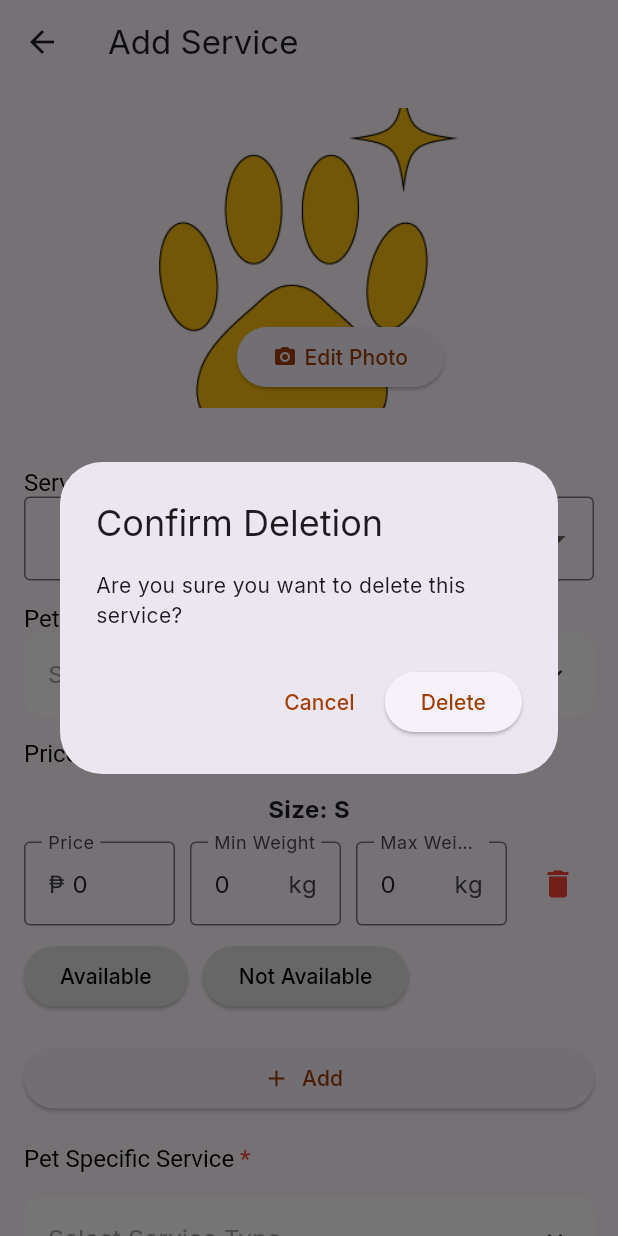
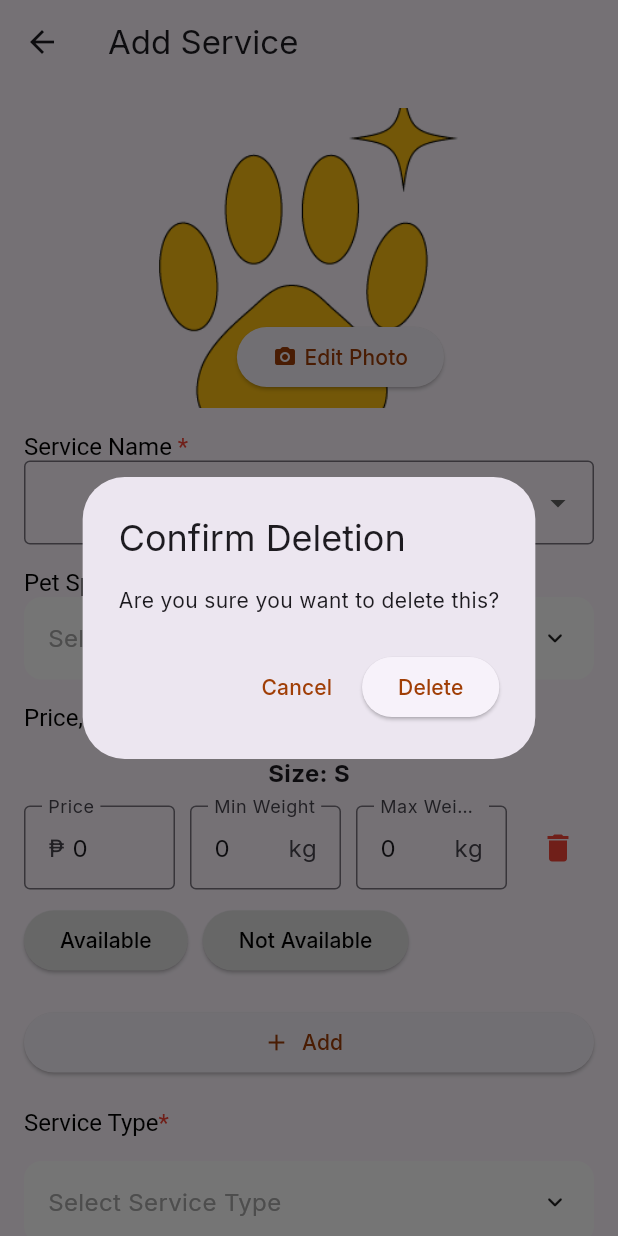
Before and after one commit to Pamfurred-Service-Provider/pamfurred_service_provider, a Flutter app: the AddServiceScreen screen opened directly with empty values, after a tap on the "delete" icon, on a phone screen of 412 x 824 dp. Run offline on Flutter 3.47's test engine with Material 3 defaults, Android fonts, the phone set to English and light mode, and no system bars; drawn by our look-alikes of animated_custom_dropdown; our stand-ins replace badges, email_validator, firebase_core, firebase_messaging, fl_chart, flutter_local_notifications and 10 more; missing offline and left inert: fancy_password_field, open_street_map_search_and_pick, philippines_rpcmb; accounts and stored records are empty.

Commit message:
add_service & add_service_dialog - minor changes for the texts

```diff
--- a/lib/Widgets/add_service_dialog.dart
+++ b/lib/Widgets/add_service_dialog.dart
@@ -21,22 +21,6 @@ class AddNewServiceDialog extends StatelessWidget {
     return Column(
       crossAxisAlignment: CrossAxisAlignment.start,
       children: [
-        const SizedBox(height: 20),
-        RichText(
-          text: TextSpan(
-            style: const TextStyle(fontSize: 16),
-            children: [
-              TextSpan(
-                text: 'Service Name ',
-                style: const TextStyle(color: Colors.black),
-              ),
-              TextSpan(
-                text: '*',
-                style: const TextStyle(color: Colors.red),
-              ),
-            ],
-          ),
-        ),
         DropdownButtonFormField<String>(
           value: selectedService,
           items: [
--- a/lib/screens/add_service.dart
+++ b/lib/screens/add_service.dart
@@ -8,7 +8,6 @@ import 'package:service_provider/Widgets/add_service_dialog.dart';
 import 'package:service_provider/Widgets/confirmation_dialog.dart';
 import 'package:service_provider/Widgets/delete_dialog.dart';
 import 'package:service_provider/Widgets/error_dialog.dart';
-import 'package:service_provider/Widgets/remove_pet_type.dart';
 import 'package:service_provider/components/globals.dart';
 import 'package:service_provider/screens/services.dart';
 
@@ -339,7 +338,22 @@ class _AddServiceScreenState extends State<AddServiceScreen> {
               ],
             ),
           ),
-          const SizedBox(height: 20),
+          const SizedBox(height: tertiarySizedBox),
+          RichText(
+            text: TextSpan(
+              style: const TextStyle(fontSize: 16),
+              children: [
+                TextSpan(
+                  text: 'Service Name ',
+                  style: const TextStyle(color: Colors.black),
+                ),
+                TextSpan(
+                  text: '*',
+                  style: const TextStyle(color: Colors.red),
+                ),
+              ],
+            ),
+          ),
           AddNewServiceDialog(
             nameController: nameController,
             serviceNames: serviceNames,
@@ -468,7 +482,7 @@ class _AddServiceScreenState extends State<AddServiceScreen> {
                               return ShowDeleteDialog(
                                 title: 'Confirm Deletion',
                                 content:
-                                    'Are you sure you want to delete this service?',
+                                    'Are you sure you want to delete this?',
                                 onDelete: () => removeEntry(index),
                               );
                             },
@@ -558,7 +572,7 @@ class _AddServiceScreenState extends State<AddServiceScreen> {
               style: const TextStyle(fontSize: 16),
               children: [
                 TextSpan(
-                  text: 'Pet Specific Service ', // Regular text
+                  text: 'Service Type', // Regular text
                   style: const TextStyle(color: Colors.black),
                 ),
                 TextSpan(
```
